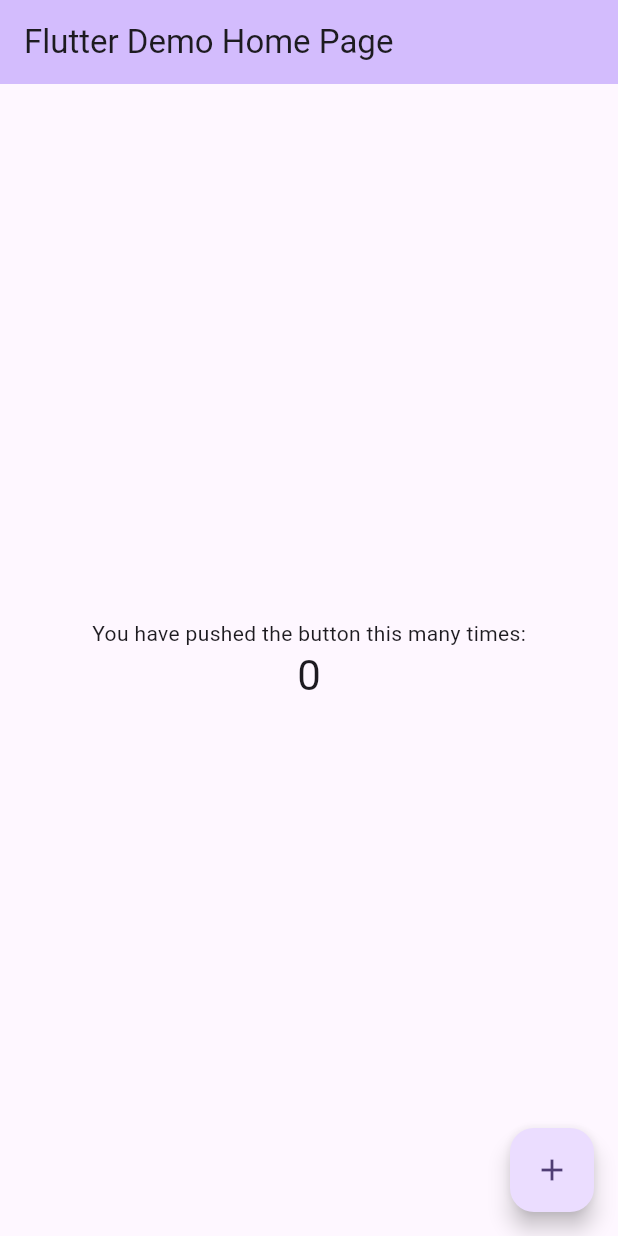
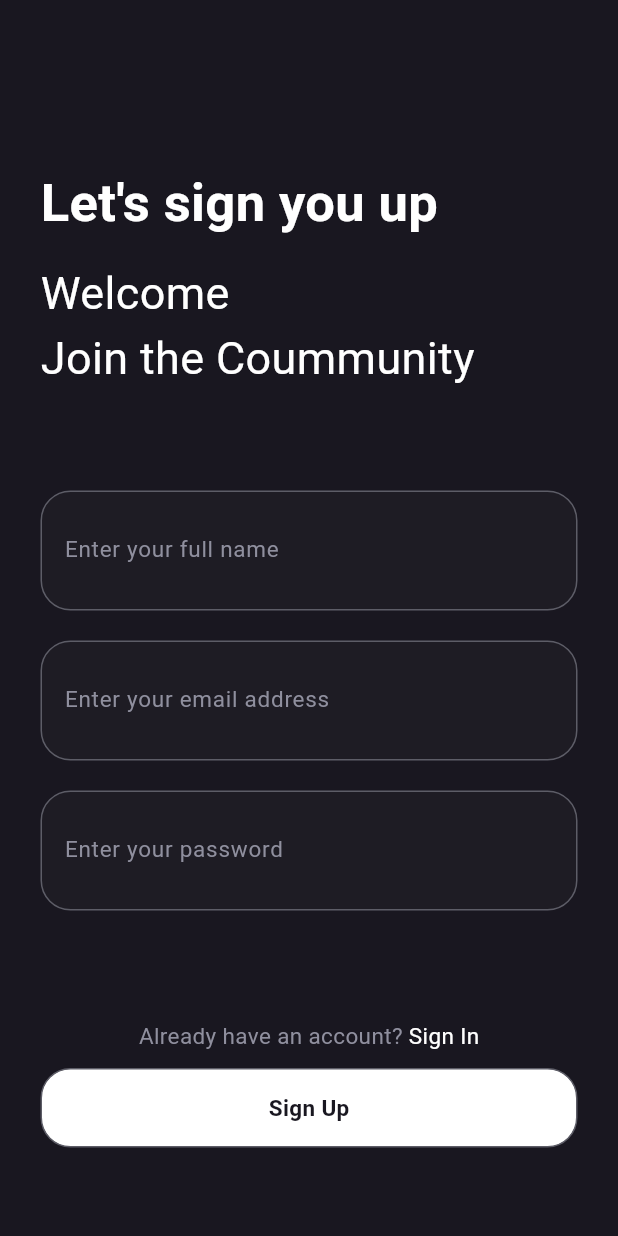
Before and after one commit to FahadMehboob/Dart-Practice-new-, a Flutter app: the screen it shows after launch, on a phone screen of 412 x 824 dp. Run offline on Flutter 3.47's test engine with Material 3 defaults, Android fonts, the phone set to English and light mode, and no system bars.

Commit message:
flutter app ui sign up sign in screens

```diff
--- /dev/null
+++ b/first_flutter_project/first_flutter_project/lib/app_button.dart
@@ -0,0 +1,36 @@
+import 'package:flutter/material.dart';
+
+class AppButton extends StatelessWidget {
+  final label;
+  final GestureTapCallback onPress;
+  const AppButton({super.key, required this.label, required this.onPress});
+
+  @override
+  Widget build(BuildContext context) {
+    return GestureDetector(
+      onTap: onPress,
+      child: Row(
+        children: [
+          Expanded(
+            child: Container(
+              alignment: Alignment.center,
+              padding: const EdgeInsets.all(15),
+              decoration: BoxDecoration(
+                  color: Colors.white,
+                  border: Border.all(color: const Color(0xFF5D5D67), width: 1),
+                  borderRadius: BorderRadius.circular(20)),
+              child: Text(
+                label,
+                style: TextStyle(
+                  color: Color(0xFF191720),
+                  fontSize: 15,
+                  fontWeight: FontWeight.bold,
+                ),
+              ),
+            ),
+          ),
+        ],
+      ),
+    );
+  }
+}
--- /dev/null
+++ b/first_flutter_project/first_flutter_project/lib/app_textfield.dart
@@ -0,0 +1,25 @@
+import 'package:flutter/material.dart';
+
+class AppTextField extends StatelessWidget {
+  final String placeHolder;
+  const AppTextField({super.key, required this.placeHolder});
+
+  @override
+  Widget build(BuildContext context) {
+    return Container(
+      margin: const EdgeInsets.only(top: 20),
+      padding: const EdgeInsets.all(15),
+      decoration: BoxDecoration(
+          color: const Color(0xFF1E1C24),
+          border: Border.all(color: const Color(0xFF5D5D67), width: 1),
+          borderRadius: BorderRadius.circular(20)),
+      child: TextField(
+        style: const TextStyle(color: Colors.white, fontSize: 15),
+        decoration: InputDecoration(
+            hintText: placeHolder,
+            hintStyle: const TextStyle(color: Color(0xFF8F8F9E), fontSize: 15),
+            border: InputBorder.none),
+      ),
+    );
+  }
+}
--- a/first_flutter_project/first_flutter_project/lib/main.dart
+++ b/first_flutter_project/first_flutter_project/lib/main.dart
@@ -1,125 +1,18 @@
 import 'package:flutter/material.dart';
+import 'screens/sign_up_screen.dart';
 
 void main() {
-  runApp(const MyApp());
+  runApp(MyApp());
 }
 
 class MyApp extends StatelessWidget {
   const MyApp({super.key});
 
-  // This widget is the root of your application.
   @override
   Widget build(BuildContext context) {
-    return MaterialApp(
-      title: 'Flutter Demo',
-      theme: ThemeData(
-        // This is the theme of your application.
-        //
-        // TRY THIS: Try running your application with "flutter run". You'll see
-        // the application has a purple toolbar. Then, without quitting the app,
-        // try changing the seedColor in the colorScheme below to Colors.green
-        // and then invoke "hot reload" (save your changes or press the "hot
-        // reload" button in a Flutter-supported IDE, or press "r" if you used
-        // the command line to start the app).
-        //
-        // Notice that the counter didn't reset back to zero; the application
-        // state is not lost during the reload. To reset the state, use hot
-        // restart instead.
-        //
-        // This works for code too, not just values: Most code changes can be
-        // tested with just a hot reload.
-        colorScheme: ColorScheme.fromSeed(seedColor: Colors.deepPurple),
-        useMaterial3: true,
-      ),
-      home: const MyHomePage(title: 'Flutter Demo Home Page'),
+    return const MaterialApp(
+      home: SignUpScreen(),
+      debugShowCheckedModeBanner: false,
     );
   }
 }
-
-class MyHomePage extends StatefulWidget {
-  const MyHomePage({super.key, required this.title});
-
-  // This widget is the home page of your application. It is stateful, meaning
-  // that it has a State object (defined below) that contains fields that affect
-  // how it looks.
-
-  // This class is the configuration for the state. It holds the values (in this
-  // case the title) provided by the parent (in this case the App widget) and
-  // used by the build method of the State. Fields in a Widget subclass are
-  // always marked "final".
-
-  final String title;
-
-  @override
-  State<MyHomePage> createState() => _MyHomePageState();
-}
-
-class _MyHomePageState extends State<MyHomePage> {
-  int _counter = 0;
-
-  void _incrementCounter() {
-    setState(() {
-      // This call to setState tells the Flutter framework that something has
-      // changed in this State, which causes it to rerun the build method below
-      // so that the display can reflect the updated values. If we changed
-      // _counter without calling setState(), then the build method would not be
-      // called again, and so nothing would appear to happen.
-      _counter++;
-    });
-  }
-
-  @override
-  Widget build(BuildContext context) {
-    // This method is rerun every time setState is called, for instance as done
-    // by the _incrementCounter method above.
-    //
-    // The Flutter framework has been optimized to make rerunning build methods
-    // fast, so that you can just rebuild anything that needs updating rather
-    // than having to individually change instances of widgets.
-    return Scaffold(
-      appBar: AppBar(
-        // TRY THIS: Try changing the color here to a specific color (to
-        // Colors.amber, perhaps?) and trigger a hot reload to see the AppBar
-        // change color while the other colors stay the same.
-        backgroundColor: Theme.of(context).colorScheme.inversePrimary,
-        // Here we take the value from the MyHomePage object that was created by
-        // the App.build method, and use it to set our appbar title.
-        title: Text(widget.title),
-      ),
-      body: Center(
-        // Center is a layout widget. It takes a single child and positions it
-        // in the middle of the parent.
-        child: Column(
-          // Column is also a layout widget. It takes a list of children and
-          // arranges them vertically. By default, it sizes itself to fit its
-          // children horizontally, and tries to be as tall as its parent.
-          //
-          // Column has various properties to control how it sizes itself and
-          // how it positions its children. Here we use mainAxisAlignment to
-          // center the children vertically; the main axis here is the vertical
-          // axis because Columns are vertical (the cross axis would be
-          // horizontal).
-          //
-          // TRY THIS: Invoke "debug painting" (choose the "Toggle Debug Paint"
-          // action in the IDE, or press "p" in the console), to see the
-          // wireframe for each widget.
-          mainAxisAlignment: MainAxisAlignment.center,
-          children: <Widget>[
-            const Text(
-              'You have pushed the button this many times:',
-            ),
-            Text(
-              '$_counter',
-              style: Theme.of(context).textTheme.headlineMedium,
-            ),
-          ],
-        ),
-      ),
-      floatingActionButton: FloatingActionButton(
-        onPressed: _incrementCounter,
-        tooltip: 'Increment',
-        child: const Icon(Icons.add),
-      ), // This trailing comma makes auto-formatting nicer for build methods.
-    );
-  }
-}
--- /dev/null
+++ b/first_flutter_project/first_flutter_project/lib/screens/sign_up_screen.dart
@@ -0,0 +1,74 @@
+import 'package:first_flutter_project/screens/sign_in_screen.dart';
+import 'package:flutter/material.dart';
+
+import '../app_button.dart';
+import '../app_textfield.dart';
+
+class SignUpScreen extends StatelessWidget {
+  const SignUpScreen({super.key});
+
+  @override
+  Widget build(BuildContext context) {
+    return Scaffold(
+      backgroundColor: const Color(0xFF191720),
+      body: Padding(
+        padding:
+            const EdgeInsets.only(top: 110, left: 27, bottom: 59, right: 27),
+        child: Column(
+          crossAxisAlignment: CrossAxisAlignment.start,
+          children: [
+            const Text(
+              "Let's sign you up",
+              style: TextStyle(
+                  fontSize: 35,
+                  color: Colors.white,
+                  fontWeight: FontWeight.bold),
+            ),
+            const SizedBox(
+              height: 14,
+            ),
+            const Text(
+              "Welcome\nJoin the Coummunity",
+              style: TextStyle(fontSize: 30, color: Colors.white),
+            ),
+            const SizedBox(
+              height: 47,
+            ),
+            const AppTextField(placeHolder: "Enter your full name"),
+            const AppTextField(placeHolder: "Enter your email address"),
+            const AppTextField(placeHolder: "Enter your password"),
+            const Spacer(),
+            GestureDetector(
+              onTap: () {
+                Navigator.of(context)
+                    .push(MaterialPageRoute(builder: (_) => SignInScreen()));
+              },
+              child: Row(
+                mainAxisAlignment: MainAxisAlignment.center,
+                children: [
+                  Text(
+                    "Already have an account? ",
+                    style: TextStyle(fontSize: 15, color: Color(0xFF8F8F9E)),
+                  ),
+                  Text(
+                    "Sign In",
+                    style: TextStyle(fontSize: 15, color: Colors.white),
+                  ),
+                ],
+              ),
+            ),
+            const SizedBox(
+              height: 11,
+            ),
+            AppButton(
+              label: "Sign Up",
+              onPress: onSignPress,
+            )
+          ],
+        ),
+      ),
+    );
+  }
+
+  void onSignPress() {}
+}
```
Also changed, not shown: first_flutter_project/first_flutter_project/lib/screens/sign_in_screen.dart (added, +66 -0 lines).
